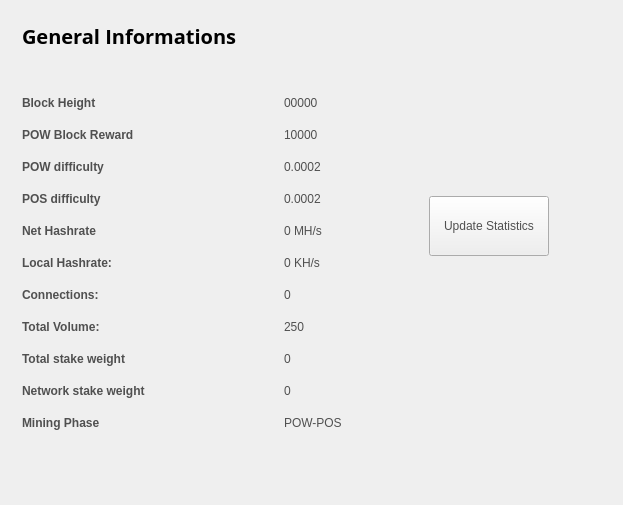
Old version of the form src/qt/forms/statisticspage.ui in the repository evilgenieent/Whitecoin.
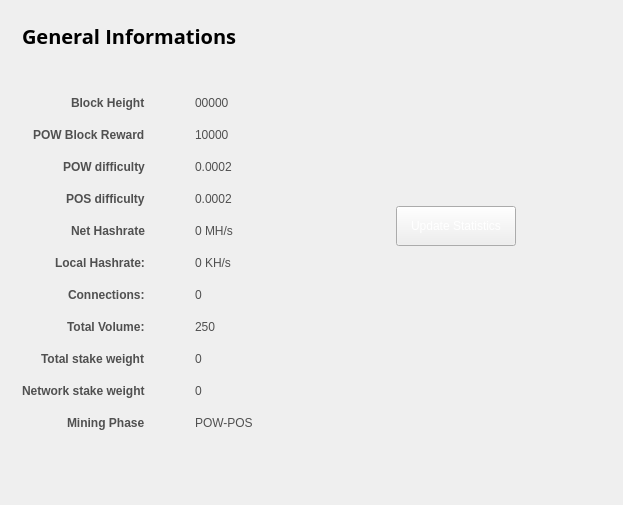
New version of the form.

The edit to the form file:
```diff
--- a/src/qt/forms/statisticspage.ui
+++ b/src/qt/forms/statisticspage.ui
@@ -34,25 +34,6 @@
      </property>
     </widget>
    </item>
-   <item row="0" column="3">
-    <widget class="QPushButton" name="startButton">
-     <property name="sizePolicy">
-      <sizepolicy hsizetype="Fixed" vsizetype="Fixed">
-       <horstretch>0</horstretch>
-       <verstretch>0</verstretch>
-      </sizepolicy>
-     </property>
-     <property name="minimumSize">
-      <size>
-       <width>120</width>
-       <height>60</height>
-      </size>
-     </property>
-     <property name="text">
-      <string>Update Statistics</string>
-     </property>
-    </widget>
-   </item>
    <item row="0" column="2">
     <spacer name="horizontalSpacer">
      <property name="orientation">
@@ -74,8 +55,11 @@
         <property name="fieldGrowthPolicy">
          <enum>QFormLayout::FieldsStayAtSizeHint</enum>
         </property>
+        <property name="labelAlignment">
+         <set>Qt::AlignRight|Qt::AlignTrailing|Qt::AlignVCenter</set>
+        </property>
         <property name="horizontalSpacing">
-         <number>139</number>
+         <number>50</number>
         </property>
         <property name="verticalSpacing">
          <number>18</number>
@@ -319,6 +303,34 @@
      </property>
     </spacer>
    </item>
+   <item row="0" column="3">
+    <widget class="QToolButton" name="startButton">
+     <property name="sizePolicy">
+      <sizepolicy hsizetype="Fixed" vsizetype="Fixed">
+       <horstretch>0</horstretch>
+       <verstretch>0</verstretch>
+      </sizepolicy>
+     </property>
+     <property name="minimumSize">
+      <size>
+       <width>120</width>
+       <height>40</height>
+      </size>
+     </property>
+     <property name="focusPolicy">
+      <enum>Qt::NoFocus</enum>
+     </property>
+     <property name="styleSheet">
+      <string notr="true">color: rgb(255, 255, 255);</string>
+     </property>
+     <property name="text">
+      <string>Update Statistics</string>
+     </property>
+     <property name="toolButtonStyle">
+      <enum>Qt::ToolButtonTextOnly</enum>
+     </property>
+    </widget>
+   </item>
   </layout>
  </widget>
  <layoutdefault spacing="6" margin="11"/>
```
